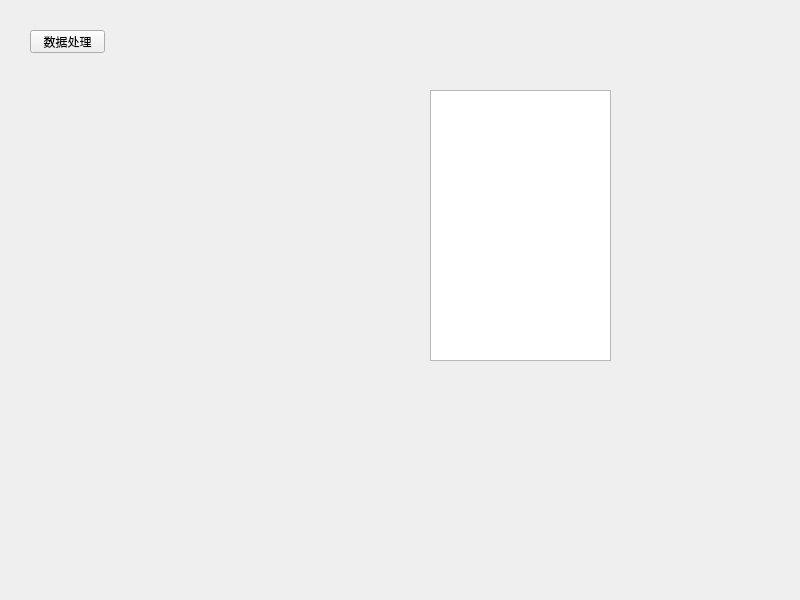
This is src/ui/mainWindow.ui in CcooLcyy/checker as Qt 5 draws it before an edit. The edited form follows.
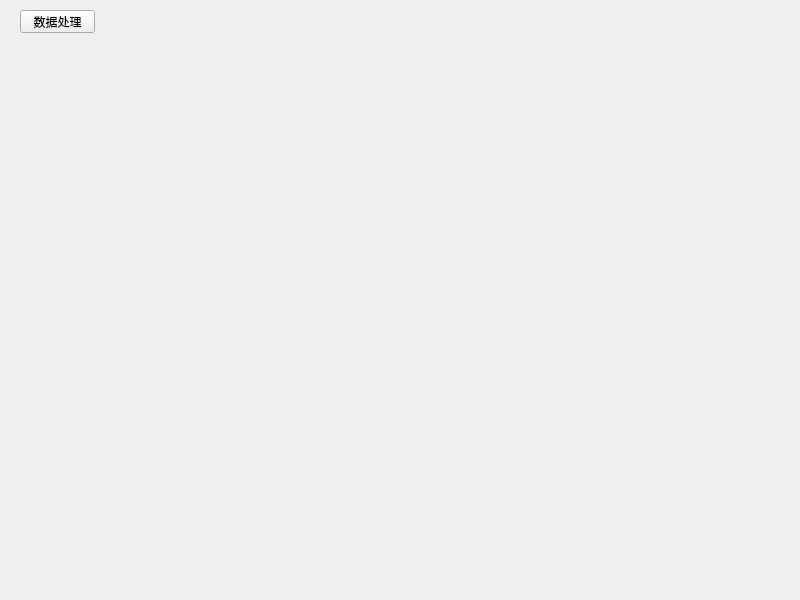
This is the edited form.

Commit message: 将载入打包数据方式和保存为数据集与GUI结合，对应界面能够完成对应功能

The edit to the form file:
```diff
--- a/src/ui/mainWindow.ui
+++ b/src/ui/mainWindow.ui
@@ -16,8 +16,8 @@
   <widget class="QPushButton" name="toDataWindowButton">
    <property name="geometry">
     <rect>
-     <x>30</x>
-     <y>30</y>
+     <x>20</x>
+     <y>10</y>
      <width>75</width>
      <height>23</height>
     </rect>
@@ -26,19 +26,6 @@
     <string>数据处理</string>
    </property>
   </widget>
-  <widget class="QPlainTextEdit" name="showing">
-   <property name="geometry">
-    <rect>
-     <x>430</x>
-     <y>90</y>
-     <width>181</width>
-     <height>271</height>
-    </rect>
-   </property>
-   <property name="readOnly">
-    <bool>true</bool>
-   </property>
-  </widget>
  </widget>
  <resources/>
  <connections/>
```
The commit also changes 3 other files.
